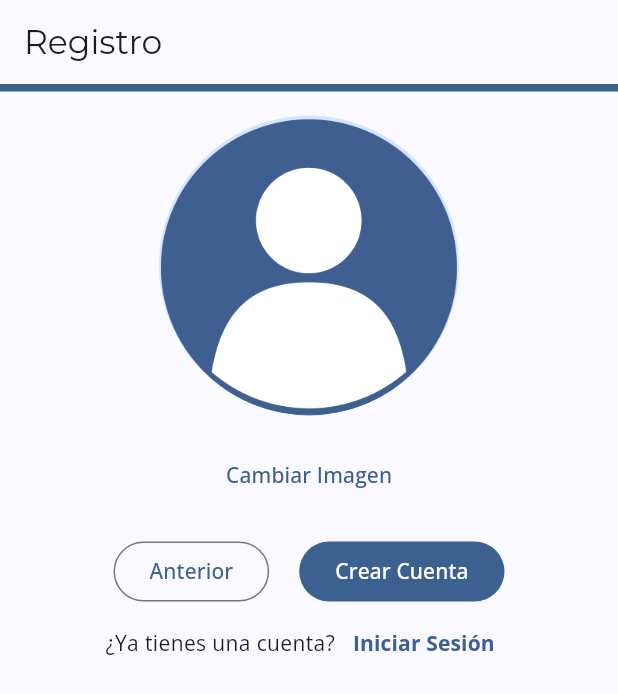
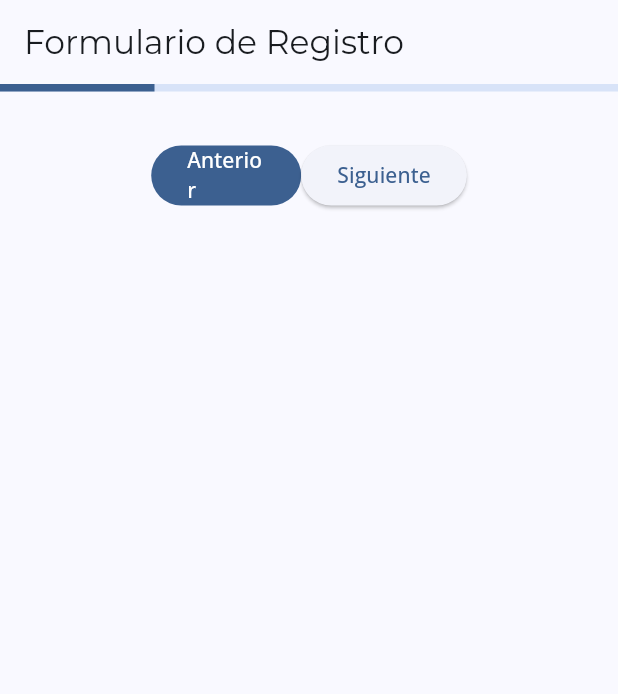
Before and after one commit to RazFernandez/club_steam_app, a Flutter app: the screen it shows after launch, after a tap on "Siguiente", on a phone screen of 412 x 824 dp. Shown: the top 694 px of the screen. Run offline on Flutter 3.47's test engine with Material 3 defaults, Android fonts, the phone set to English and light mode, and no system bars; our stand-ins replace cloud_firestore, firebase_auth, firebase_core, firebase_crashlytics, fluttertoast, google_fonts and 1 more; accounts and stored records are empty.

Commit message:
previous to change Sizable Button

```diff
--- a/lib/main.dart
+++ b/lib/main.dart
@@ -1,7 +1,8 @@
 import 'package:club_steam_app/views/login_workflow/login.dart';
 import 'package:club_steam_app/views/home.dart';
+import 'package:club_steam_app/views/login_workflow/registration_email/registration_view.dart';
 import 'package:club_steam_app/views/login_workflow/registration_email/profileImage.dart';
-import 'package:club_steam_app/views/login_workflow/registration_email/register_view.dart';
+import 'package:club_steam_app/views/login_workflow/registration_email/register.dart';
 import 'package:flutter/material.dart';
 import 'utils/util.dart';
 import 'utils/theme.dart';
@@ -41,7 +42,7 @@ class MyApp extends StatelessWidget {
     return MaterialApp(
       title: 'Club Steam',
       theme: brightness == Brightness.light ? theme.light() : theme.dark(),
-      home: RegisterView(),
+      home: RegisterFormView(),
     );
   }
 
--- a/lib/views/login_workflow/login.dart
+++ b/lib/views/login_workflow/login.dart
@@ -1,6 +1,6 @@
 import 'package:flutter/material.dart';
 import 'package:club_steam_app/widgets/Forms/loginForms.dart';
-import 'package:club_steam_app/views/login_workflow/registration_email/register_view.dart';
+import 'package:club_steam_app/views/login_workflow/registration_email/register.dart';
 import 'package:club_steam_app/widgets/Buttons/redirectTextButton.dart';
 
 class LoginView extends StatefulWidget {
--- /dev/null
+++ b/lib/views/login_workflow/registration_email/registration_view.dart
@@ -0,0 +1,54 @@
+import 'package:flutter/material.dart';
+import 'package:provider/provider.dart';
+import 'package:club_steam_app/providers/linearProgressBar_provider.dart';
+import 'package:club_steam_app/widgets/Graphics/linearProgressBar.dart';
+import 'package:club_steam_app/widgets/Buttons/sizableButtom.dart';
+
+class RegisterFormView extends StatefulWidget {
+  const RegisterFormView({super.key});
+
+  @override
+  State<RegisterFormView> createState() => _RegisterFormViewState();
+}
+
+class _RegisterFormViewState extends State<RegisterFormView> {
+  // Index of the view to be displayed
+  int indexView = 0;
+
+  @override
+  Widget build(BuildContext context) {
+    return Scaffold(
+      appBar: AppBar(
+        title: Text("Formulario de Registro"),
+      ),
+      body: ChangeNotifierProvider(
+          // Create the provider and set the steps in the LinearProgressBarProvider
+          create: (context) => LinearProgressBarProvider(4),
+          child: Column(
+            crossAxisAlignment: CrossAxisAlignment.stretch,
+            children: [
+              // Keep progress bar at the top
+              LinearProgressBar.material(
+                minHeight: 5.0,
+                context: context,
+              ),
+              Padding(
+                padding: EdgeInsets.all(16.0),
+                child: IndexedStack(
+                  index: indexView,
+                  children: <Widget>[],
+                ),
+              ),
+              Row(
+                mainAxisAlignment: MainAxisAlignment.center,
+                children: [
+                  SizableButtom(onPressed: () {}, text: "Anterior", width: 100),
+                  //ElevatedButton(onPressed: () {}, child: Text('Anterior')),
+                  ElevatedButton(onPressed: () {}, child: Text('Siguiente'))
+                ],
+              ),
+            ],
+          )),
+    );
+  }
+}
--- a/lib/widgets/Buttons/sizableButtom.dart
+++ b/lib/widgets/Buttons/sizableButtom.dart
@@ -5,12 +5,12 @@ class SizableButtom extends StatelessWidget {
   final String text;
   final double width;
 
-  const SizableButtom({
-    super.key,
-    required this.onPressed,
-    required this.text,
-    required this.width,
-  });
+  const SizableButtom(
+      {super.key,
+      required this.onPressed,
+      required this.text,
+      required this.width,
+      required});
 
   @override
   Widget build(BuildContext context) {
```
Also changed, not shown: lib/views/login_workflow/registration_email/register.dart (renamed from lib/views/login_workflow/registration_email/register_view.dart).
